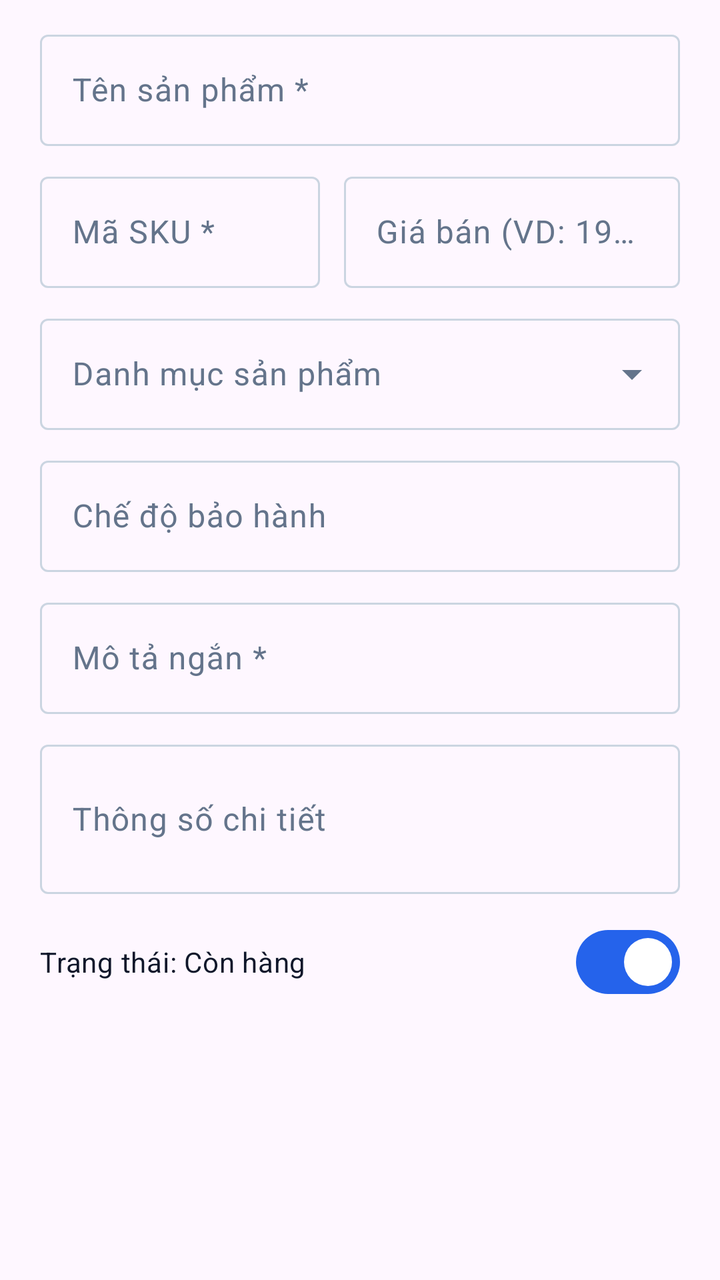
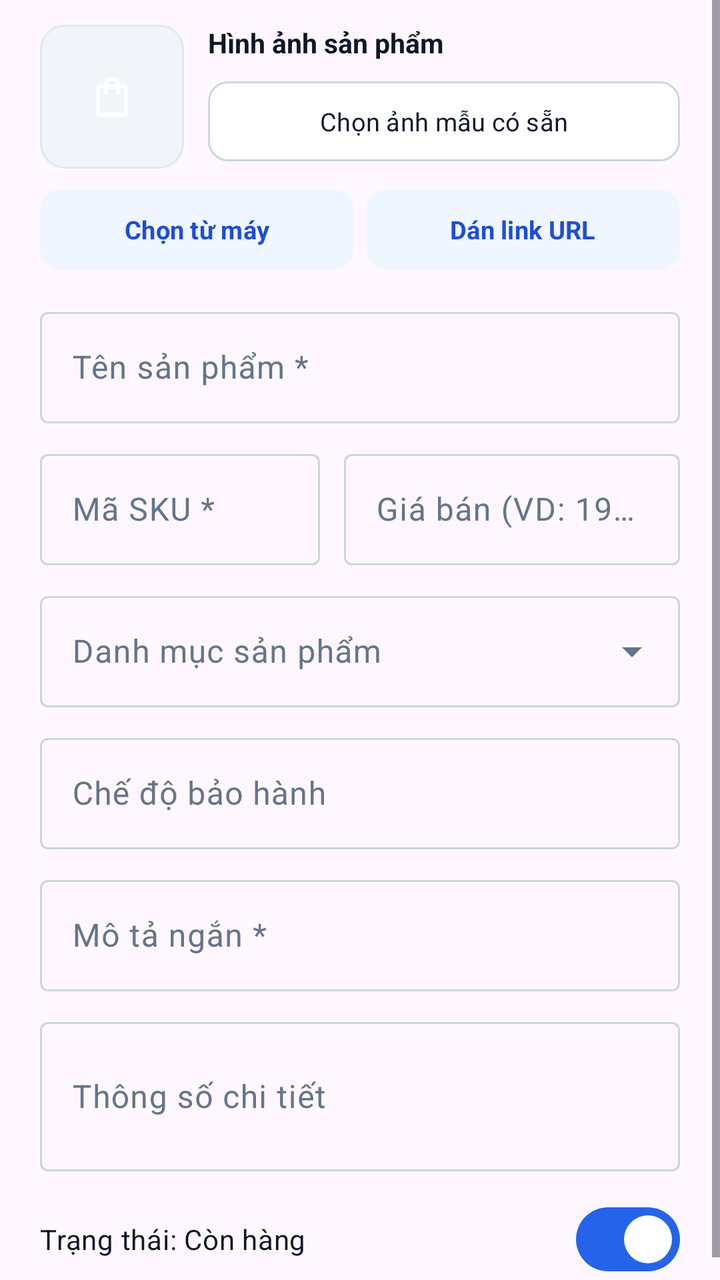

An Android layout rendered at two revisions. The XML below is the earlier revision; the diff shows what the commit changed to produce the second picture.
<!-- AndroidManifest.xml: application theme Theme.MyApplication -->
<!-- res/layout/dialog_admin_product.xml -->
<?xml version="1.0" encoding="utf-8"?>
<ScrollView xmlns:android="http://schemas.android.com/apk/res/android"
    xmlns:app="http://schemas.android.com/apk/res-auto"
    xmlns:tools="http://schemas.android.com/tools"
    android:layout_width="match_parent"
    android:layout_height="wrap_content"
    tools:ignore="HardcodedText">

    <LinearLayout
        android:layout_width="match_parent"
        android:layout_height="wrap_content"
        android:orientation="vertical"
        android:paddingStart="20dp"
        android:paddingTop="12dp"
        android:paddingEnd="20dp"
        android:paddingBottom="8dp">

        <com.google.android.material.textfield.TextInputLayout
            style="@style/Widget.Material3.TextInputLayout.OutlinedBox"
            android:layout_width="match_parent"
            android:layout_height="wrap_content"
            android:hint="Tên sản phẩm *">

            <com.google.android.material.textfield.TextInputEditText
                android:id="@+id/edtProdName"
                android:layout_width="match_parent"
                android:layout_height="wrap_content"
                android:inputType="textCapWords" />
        </com.google.android.material.textfield.TextInputLayout>

        <LinearLayout
            android:layout_width="match_parent"
            android:layout_height="wrap_content"
            android:layout_marginTop="10dp"
            android:orientation="horizontal">

            <com.google.android.material.textfield.TextInputLayout
                style="@style/Widget.Material3.TextInputLayout.OutlinedBox"
                android:layout_width="0dp"
                android:layout_height="wrap_content"
                android:layout_marginEnd="6dp"
                android:layout_weight="1"
                android:hint="Mã SKU *">

                <com.google.android.material.textfield.TextInputEditText
                    android:id="@+id/edtProdSku"
                    android:layout_width="match_parent"
                    android:layout_height="wrap_content"
                    android:inputType="textCapCharacters" />
            </com.google.android.material.textfield.TextInputLayout>

            <com.google.android.material.textfield.TextInputLayout
                style="@style/Widget.Material3.TextInputLayout.OutlinedBox"
                android:layout_width="0dp"
                android:layout_height="wrap_content"
                android:layout_marginStart="6dp"
                android:layout_weight="1.2"
                android:hint="Giá bán (VD: 19990000) *">

                <com.google.android.material.textfield.TextInputEditText
                    android:id="@+id/edtProdPrice"
                    android:layout_width="match_parent"
                    android:layout_height="wrap_content"
                    android:inputType="text" />
            </com.google.android.material.textfield.TextInputLayout>
        </LinearLayout>

        <com.google.android.material.textfield.TextInputLayout
            style="@style/Widget.Material3.TextInputLayout.OutlinedBox.ExposedDropdownMenu"
            android:layout_width="match_parent"
            android:layout_height="wrap_content"
            android:layout_marginTop="10dp"
            android:hint="Danh mục sản phẩm">

            <AutoCompleteTextView
                android:id="@+id/actvProdCategory"
                android:layout_width="match_parent"
                android:layout_height="wrap_content"
                android:inputType="none" />
        </com.google.android.material.textfield.TextInputLayout>

        <com.google.android.material.textfield.TextInputLayout
            style="@style/Widget.Material3.TextInputLayout.OutlinedBox"
            android:layout_width="match_parent"
            android:layout_height="wrap_content"
            android:layout_marginTop="10dp"
            android:hint="Chế độ bảo hành">

            <com.google.android.material.textfield.TextInputEditText
                android:id="@+id/edtProdWarranty"
                android:layout_width="match_parent"
                android:layout_height="wrap_content"
                android:inputType="text" />
        </com.google.android.material.textfield.TextInputLayout>

        <com.google.android.material.textfield.TextInputLayout
            style="@style/Widget.Material3.TextInputLayout.OutlinedBox"
            android:layout_width="match_parent"
            android:layout_height="wrap_content"
            android:layout_marginTop="10dp"
            android:hint="Mô tả ngắn *">

            <com.google.android.material.textfield.TextInputEditText
                android:id="@+id/edtProdDesc"
                android:layout_width="match_parent"
                android:layout_height="wrap_content"
                android:inputType="textMultiLine"
                android:maxLines="3" />
        </com.google.android.material.textfield.TextInputLayout>

        <com.google.android.material.textfield.TextInputLayout
            style="@style/Widget.Material3.TextInputLayout.OutlinedBox"
            android:layout_width="match_parent"
            android:layout_height="wrap_content"
            android:layout_marginTop="10dp"
            android:hint="Thông số chi tiết">

            <com.google.android.material.textfield.TextInputEditText
                android:id="@+id/edtProdSpecs"
                android:layout_width="match_parent"
                android:layout_height="wrap_content"
                android:inputType="textMultiLine"
                android:minLines="2" />
        </com.google.android.material.textfield.TextInputLayout>

        <com.google.android.material.materialswitch.MaterialSwitch
            android:id="@+id/switchProdInStock"
            android:layout_width="match_parent"
            android:layout_height="48dp"
            android:layout_marginTop="10dp"
            android:checked="true"
            android:text="Trạng thái: Còn hàng"
            android:textColor="@color/ink"
            android:textSize="14sp" />

    </LinearLayout>
</ScrollView>
<!-- resources referenced by this layout -->
<resources>
  <color name="ink">#0F172A</color>
  <style name="Theme.MyApplication" parent="Base.Theme.MyApplication" />
  <style name="Base.Theme.MyApplication" parent="Theme.Material3.Light.NoActionBar">
          <item name="colorPrimary">@color/primary</item>
          <item name="colorOnPrimary">@color/white</item>
          <item name="colorPrimaryContainer">@color/primary_soft</item>
          <item name="colorOnPrimaryContainer">@color/primary_dark</item>
          <item name="colorSecondaryContainer">@color/primary_soft</item>
          <item name="colorOnSecondaryContainer">@color/primary_dark</item>
          <item name="colorSurface">@color/surface</item>
          <item name="colorOnSurface">@color/ink</item>
          <item name="colorSurfaceVariant">@color/surface_subtle</item>
          <item name="colorOnSurfaceVariant">@color/text_secondary</item>
          <item name="colorOutline">@color/border_strong</item>
          <item name="elevationOverlayEnabled">false</item>
          <item name="android:fontFamily">sans-serif</item>
          <item name="android:windowLightStatusBar">true</item>
          <item name="android:statusBarColor">@color/screen_background</item>
          <item name="android:navigationBarColor">@color/screen_background</item>
          <item name="android:windowLightNavigationBar" tools:targetApi="27">true</item>
          <item name="android:windowActionModeOverlay">true</item>
      </style>
  <color name="primary">#2563EB</color>
  <color name="white">#FFFFFFFF</color>
  <color name="primary_soft">#EFF6FF</color>
  <color name="primary_dark">#1D4ED8</color>
  <color name="surface">#FFFFFFFF</color>
  <color name="surface_subtle">#F1F5F9</color>
  <color name="text_secondary">#64748B</color>
  <color name="border_strong">#CBD5E1</color>
  <color name="screen_background">#F4F5F9</color>
</resources>

<!-- the commit's change to res/layout/dialog_admin_product.xml (unified diff, before → after) -->
@@ -15,6 +15,95 @@
         android:paddingEnd="20dp"
         android:paddingBottom="8dp">
 
+        
+        <LinearLayout
+            android:layout_width="match_parent"
+            android:layout_height="wrap_content"
+            android:layout_marginBottom="6dp"
+            android:gravity="center_vertical"
+            android:orientation="horizontal">
+
+            <ImageView
+                android:id="@+id/imgProdPreview"
+                android:layout_width="72dp"
+                android:layout_height="72dp"
+                android:background="@drawable/bg_product_thumb"
+                android:contentDescription="Xem trước ảnh sản phẩm"
+                android:padding="6dp"
+                android:scaleType="centerInside"
+                android:src="@drawable/ic_store_24" />
+
+            <LinearLayout
+                android:layout_width="0dp"
+                android:layout_height="wrap_content"
+                android:layout_marginStart="12dp"
+                android:layout_weight="1"
+                android:orientation="vertical">
+
+                <TextView
+                    android:layout_width="wrap_content"
+                    android:layout_height="wrap_content"
+                    android:text="Hình ảnh sản phẩm"
+                    android:textColor="@color/ink"
+                    android:textSize="13.5sp"
+                    android:textStyle="bold" />
+
+                <com.google.android.material.button.MaterialButton
+                    android:id="@+id/btnPickPresetImage"
+                    style="@style/Widget.Material3.Button.OutlinedButton"
+                    android:layout_width="match_parent"
+                    android:layout_height="48dp"
+                    android:layout_marginTop="6dp"
+                    android:minHeight="48dp"
+                    android:text="Chọn ảnh mẫu có sẵn"
+                    android:textAllCaps="false"
+                    android:textColor="@color/ink"
+                    android:textSize="12.5sp"
+                    app:backgroundTint="@color/surface"
+                    app:cornerRadius="10dp"
+                    app:strokeColor="@color/border_strong"
+                    app:strokeWidth="1dp" />
+            </LinearLayout>
+        </LinearLayout>
+
+        <LinearLayout
+            android:layout_width="match_parent"
+            android:layout_height="wrap_content"
+            android:layout_marginBottom="12dp"
+            android:orientation="horizontal">
+
+            <com.google.android.material.button.MaterialButton
+                android:id="@+id/btnPickGalleryImage"
+                style="@style/Widget.Material3.Button.TonalButton"
+                android:layout_width="0dp"
+                android:layout_height="48dp"
+                android:layout_marginEnd="6dp"
+                android:layout_weight="1"
+                android:minHeight="48dp"
+                android:text="Chọn từ máy"
+                android:textAllCaps="false"
+                android:textColor="@color/primary_dark"
+                android:textSize="12.5sp"
+                android:textStyle="bold"
+                app:backgroundTint="@color/primary_soft"
+                app:cornerRadius="10dp" />
+
+            <com.google.android.material.button.MaterialButton
+                android:id="@+id/btnPickUrlImage"
+                style="@style/Widget.Material3.Button.TonalButton"
+                android:layout_width="0dp"
+                android:layout_height="48dp"
+                android:layout_weight="1"
+                android:minHeight="48dp"
+                android:text="Dán link URL"
+                android:textAllCaps="false"
+                android:textColor="@color/primary_dark"
+                android:textSize="12.5sp"
+                android:textStyle="bold"
+                app:backgroundTint="@color/primary_soft"
+                app:cornerRadius="10dp" />
+        </LinearLayout>
+
         <com.google.android.material.textfield.TextInputLayout
             style="@style/Widget.Material3.TextInputLayout.OutlinedBox"
             android:layout_width="match_parent"
<!-- resource entries referenced after the edit -->
@@ -27,7 +27,26 @@
   <color name="primary_soft">#EFF6FF</color>
   <color name="primary_dark">#1D4ED8</color>
   <color name="surface">#FFFFFFFF</color>
+  <!-- drawable bg_product_thumb (drawable) -->
+  <?xml version="1.0" encoding="utf-8"?>
+  <shape xmlns:android="http://schemas.android.com/apk/res/android" android:shape="rectangle">
+      <solid android:color="@color/surface_subtle" />
+      <stroke android:width="1dp" android:color="@color/border" />
+      <corners android:radius="12dp" />
+  </shape>
+  <!-- drawable ic_store_24 (drawable) -->
+  <?xml version="1.0" encoding="utf-8"?>
+  <vector xmlns:android="http://schemas.android.com/apk/res/android"
+      android:width="24dp"
+      android:height="24dp"
+      android:viewportWidth="24"
+      android:viewportHeight="24">
+      <path
+          android:fillColor="#FFFFFFFF"
+          android:pathData="M18,6h-2c0,-2.21 -1.79,-4 -4,-4S8,3.79 8,6H6c-1.1,0 -2,0.9 -2,2v12c0,1.1 0.9,2 2,2h12c1.1,0 2,-0.9 2,-2V8C20,6.9 19.1,6 18,6zM12,4c1.1,0 2,0.9 2,2h-4C10,4.9 10.9,4 12,4zM18,20H6V8h2v2c0,0.55 0.45,1 1,1s1,-0.45 1,-1V8h4v2c0,0.55 0.45,1 1,1s1,-0.45 1,-1V8h2V20z" />
+  </vector>
   <color name="surface_subtle">#F1F5F9</color>
+  <color name="border">#E2E8F0</color>
   <color name="text_secondary">#64748B</color>
   <color name="border_strong">#CBD5E1</color>
   <color name="screen_background">#F4F5F9</color>
